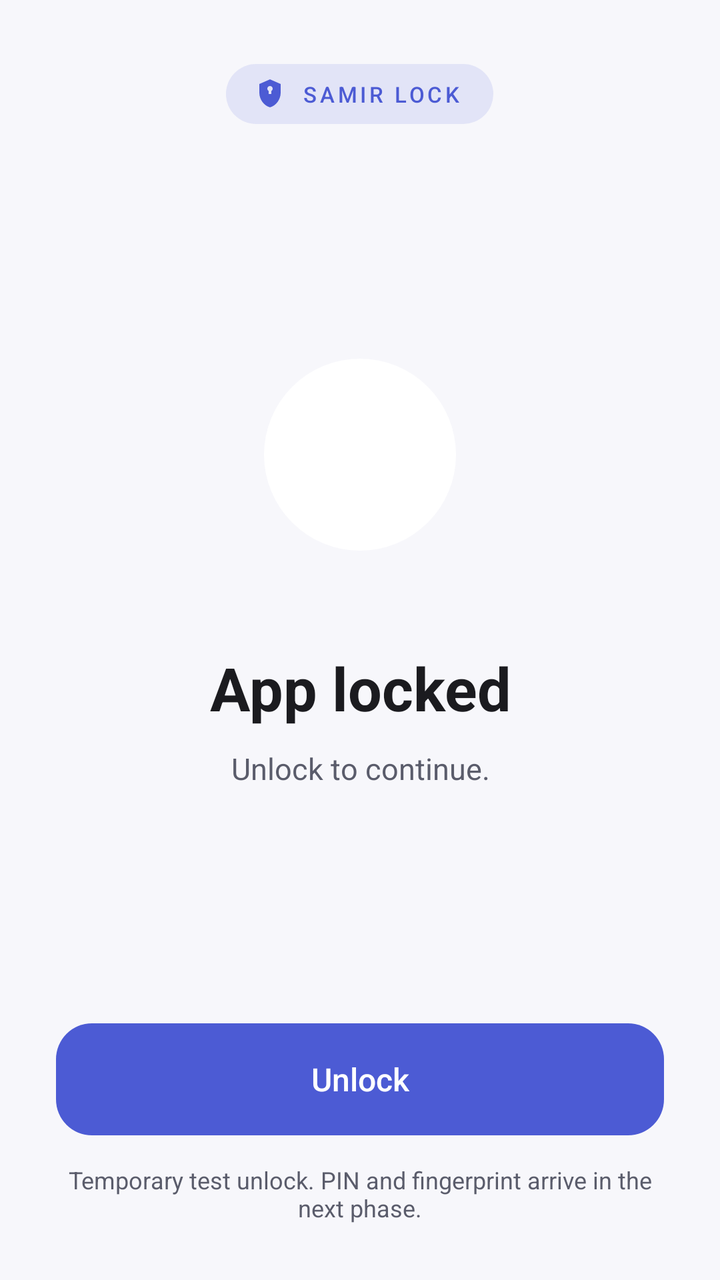
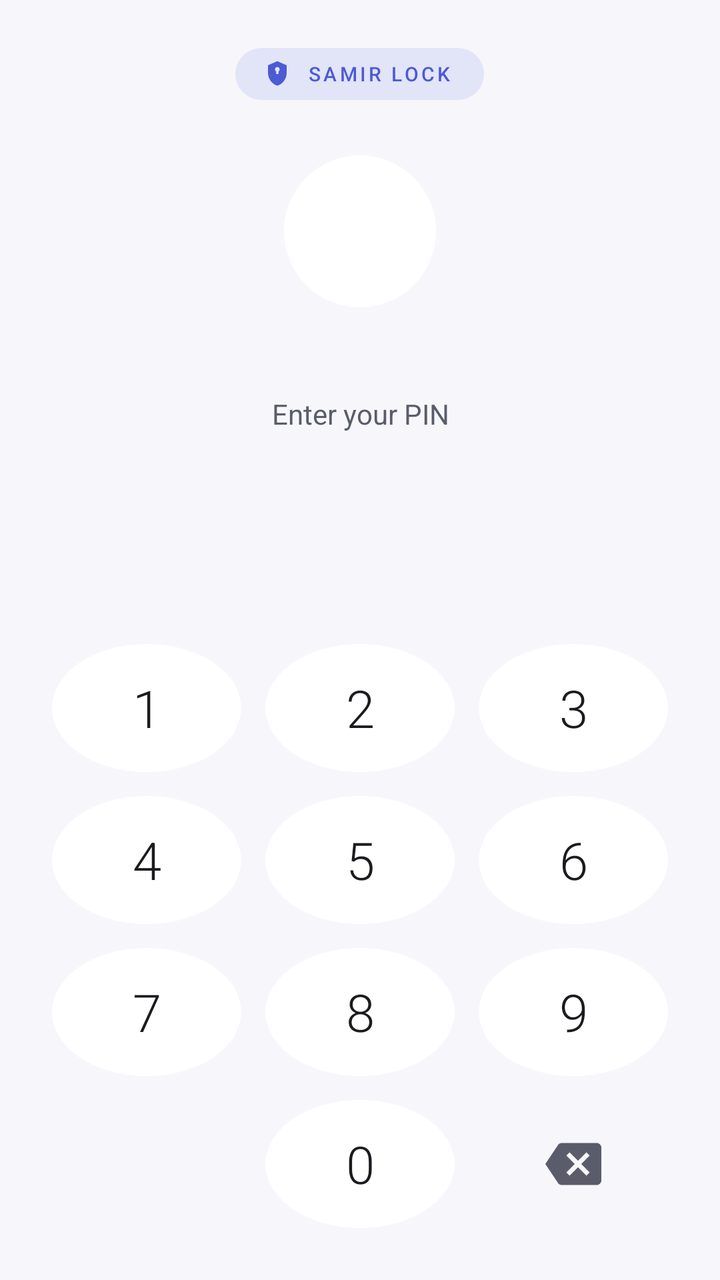

An Android layout rendered at two revisions. The XML below is the earlier revision; the diff shows what the commit changed to produce the second picture.
<!-- AndroidManifest.xml: activity theme LockTheme -->
<!-- res/layout/activity_lock.xml -->
<?xml version="1.0" encoding="utf-8"?>
<LinearLayout xmlns:android="http://schemas.android.com/apk/res/android"
    android:layout_width="match_parent"
    android:layout_height="match_parent"
    android:background="@color/lock_background"
    android:orientation="vertical"
    android:paddingStart="28dp"
    android:paddingTop="32dp"
    android:paddingEnd="28dp"
    android:paddingBottom="28dp">

    
    <LinearLayout
        android:layout_width="wrap_content"
        android:layout_height="wrap_content"
        android:layout_gravity="center_horizontal"
        android:background="@drawable/lock_badge_background"
        android:gravity="center_vertical"
        android:orientation="horizontal"
        android:paddingStart="14dp"
        android:paddingTop="7dp"
        android:paddingEnd="16dp"
        android:paddingBottom="7dp">

        <ImageView
            android:layout_width="16dp"
            android:layout_height="16dp"
            android:contentDescription="@null"
            android:src="@drawable/ic_guard_shield"
            android:tint="@color/lock_accent" />

        <TextView
            android:layout_width="wrap_content"
            android:layout_height="wrap_content"
            android:layout_marginStart="8dp"
            android:fontFamily="sans-serif-medium"
            android:letterSpacing="0.14"
            android:text="@string/brand_name"
            android:textColor="@color/lock_accent"
            android:textSize="11sp" />
    </LinearLayout>

    
    <LinearLayout
        android:layout_width="match_parent"
        android:layout_height="0dp"
        android:layout_weight="1"
        android:gravity="center"
        android:orientation="vertical">

        <FrameLayout
            android:layout_width="96dp"
            android:layout_height="96dp"
            android:background="@drawable/lock_icon_backdrop">

            <ImageView
                android:id="@+id/lock_app_icon"
                android:layout_width="56dp"
                android:layout_height="56dp"
                android:layout_gravity="center"
                android:contentDescription="@string/lock_app_icon_description" />
        </FrameLayout>

        <TextView
            android:id="@+id/lock_app_name"
            android:layout_width="match_parent"
            android:layout_height="wrap_content"
            android:layout_marginTop="22dp"
            android:ellipsize="end"
            android:fontFamily="sans-serif-medium"
            android:gravity="center"
            android:maxLines="1"
            android:textColor="@color/lock_text_secondary"
            android:textSize="15sp" />

        <TextView
            android:layout_width="match_parent"
            android:layout_height="wrap_content"
            android:layout_marginTop="6dp"
            android:fontFamily="sans-serif"
            android:gravity="center"
            android:text="@string/lock_headline"
            android:textColor="@color/lock_text_primary"
            android:textSize="30sp"
            android:textStyle="bold" />

        <TextView
            android:layout_width="match_parent"
            android:layout_height="wrap_content"
            android:layout_marginTop="10dp"
            android:gravity="center"
            android:text="@string/lock_subtitle"
            android:textColor="@color/lock_text_secondary"
            android:textSize="15sp" />
    </LinearLayout>

    
    <Button
        android:id="@+id/lock_unlock_button"
        android:layout_width="match_parent"
        android:layout_height="56dp"
        android:background="@drawable/lock_unlock_button"
        android:fontFamily="sans-serif-medium"
        android:stateListAnimator="@null"
        android:text="@string/lock_unlock_action"
        android:textAllCaps="false"
        android:textColor="@color/lock_on_accent"
        android:textSize="16sp" />

    <TextView
        android:layout_width="match_parent"
        android:layout_height="wrap_content"
        android:layout_marginTop="14dp"
        android:gravity="center"
        android:text="@string/lock_test_notice"
        android:textColor="@color/lock_text_secondary"
        android:textSize="12sp" />
</LinearLayout>
<!-- resources referenced by this layout -->
<resources>
  <color name="lock_accent">#FF4C5BD4</color>
  <color name="lock_background">#FFF7F7FB</color>
  <color name="lock_on_accent">#FFFFFFFF</color>
  <color name="lock_text_primary">#FF1B1B1F</color>
  <color name="lock_text_secondary">#FF5A5C6B</color>
  <!-- drawable lock_icon_backdrop (drawable) -->
  <?xml version="1.0" encoding="utf-8"?>
  <shape xmlns:android="http://schemas.android.com/apk/res/android"
      android:shape="oval">
      <solid android:color="@color/lock_surface" />
  </shape>
  <string name="brand_name">SAMIR LOCK</string>
  <string name="lock_app_icon_description">Icon of the locked app</string>
  <string name="lock_headline">App locked</string>
  <string name="lock_subtitle">Unlock to continue.</string>
  <string name="lock_test_notice">Temporary test unlock. PIN and fingerprint arrive in the next phase.</string>
  <string name="lock_unlock_action">Unlock</string>
  <color name="lock_accent_soft">#1F4C5BD4</color>
  <color name="lock_surface">#FFFFFFFF</color>
  <!-- unchanged entries left out for length: 4 -->
</resources>

<!-- the commit's change to res/layout/activity_lock.xml (unified diff, before → after) -->
@@ -4,10 +4,10 @@
     android:layout_height="match_parent"
     android:background="@color/lock_background"
     android:orientation="vertical"
-    android:paddingStart="28dp"
-    android:paddingTop="32dp"
-    android:paddingEnd="28dp"
-    android:paddingBottom="28dp">
+    android:paddingStart="20dp"
+    android:paddingTop="24dp"
+    android:paddingEnd="20dp"
+    android:paddingBottom="20dp">
 
     
     <LinearLayout
@@ -18,13 +18,13 @@
         android:gravity="center_vertical"
         android:orientation="horizontal"
         android:paddingStart="14dp"
-        android:paddingTop="7dp"
+        android:paddingTop="6dp"
         android:paddingEnd="16dp"
-        android:paddingBottom="7dp">
+        android:paddingBottom="6dp">
 
         <ImageView
-            android:layout_width="16dp"
-            android:layout_height="16dp"
+            android:layout_width="14dp"
+            android:layout_height="14dp"
             android:contentDescription="@null"
             android:src="@drawable/ic_guard_shield"
             android:tint="@color/lock_accent" />
@@ -37,7 +37,7 @@
             android:letterSpacing="0.14"
             android:text="@string/brand_name"
             android:textColor="@color/lock_accent"
-            android:textSize="11sp" />
+            android:textSize="10sp" />
     </LinearLayout>
 
     
@@ -49,14 +49,14 @@
         android:orientation="vertical">
 
         <FrameLayout
-            android:layout_width="96dp"
-            android:layout_height="96dp"
+            android:layout_width="76dp"
+            android:layout_height="76dp"
             android:background="@drawable/lock_icon_backdrop">
 
             <ImageView
                 android:id="@+id/lock_app_icon"
-                android:layout_width="56dp"
-                android:layout_height="56dp"
+                android:layout_width="44dp"
+                android:layout_height="44dp"
                 android:layout_gravity="center"
                 android:contentDescription="@string/lock_app_icon_description" />
         </FrameLayout>
@@ -65,54 +65,173 @@
             android:id="@+id/lock_app_name"
             android:layout_width="match_parent"
             android:layout_height="wrap_content"
-            android:layout_marginTop="22dp"
+            android:layout_marginTop="14dp"
             android:ellipsize="end"
             android:fontFamily="sans-serif-medium"
             android:gravity="center"
             android:maxLines="1"
+            android:textColor="@color/lock_text_primary"
+            android:textSize="19sp" />
+
+        <TextView
+            android:id="@+id/lock_headline"
+            android:layout_width="match_parent"
+            android:layout_height="wrap_content"
+            android:layout_marginTop="4dp"
+            android:gravity="center"
+            android:text="@string/lock_enter_pin"
             android:textColor="@color/lock_text_secondary"
+            android:textSize="14sp" />
+
+        
+        <LinearLayout
+            android:id="@+id/lock_pin_dots"
+            android:layout_width="wrap_content"
+            android:layout_height="wrap_content"
+            android:layout_marginTop="22dp"
+            android:gravity="center"
+            android:minHeight="16dp"
+            android:orientation="horizontal" />
+
+        <TextView
+            android:id="@+id/lock_error"
+            android:layout_width="match_parent"
+            android:layout_height="wrap_content"
+            android:layout_marginTop="14dp"
+            android:gravity="center"
+            android:minHeight="20dp"
+            android:textColor="@color/lock_error"
+            android:textSize="13sp" />
+    </LinearLayout>
+
+    
+    <LinearLayout
+        android:id="@+id/lock_keypad"
+        android:layout_width="match_parent"
+        android:layout_height="wrap_content"
+        android:orientation="vertical">
+
+        <include layout="@layout/view_pin_keypad" />
+    </LinearLayout>
+
+    
+    <LinearLayout
+        android:id="@+id/lock_no_pin"
+        android:layout_width="match_parent"
+        android:layout_height="wrap_content"
+        android:orientation="vertical"
+        android:visibility="gone">
+
+        <TextView
+            android:layout_width="match_parent"
+            android:layout_height="wrap_content"
+            android:gravity="center"
+            android:text="@string/lock_no_pin_message"
+            android:textColor="@color/lock_text_secondary"
+            android:textSize="14sp" />
+
+        <Button
+            android:id="@+id/lock_open_app"
+            android:layout_width="match_parent"
+            android:layout_height="52dp"
+            android:layout_marginTop="16dp"
+            android:background="@drawable/lock_unlock_button"
+            android:fontFamily="sans-serif-medium"
+            android:stateListAnimator="@null"
+            android:text="@string/lock_open_samir_lock"
+            android:textAllCaps="false"
+            android:textColor="@color/lock_on_accent"
             android:textSize="15sp" />
-
-        <TextView
-            android:layout_width="match_parent"
-            android:layout_height="wrap_content"
-            android:layout_marginTop="6dp"
-            android:fontFamily="sans-serif"
-            android:gravity="center"
-            android:text="@string/lock_headline"
-            android:textColor="@color/lock_text_primary"
-            android:textSize="30sp"
-            android:textStyle="bold" />
-
-        <TextView
-            android:layout_width="match_parent"
-            android:layout_height="wrap_content"
-            android:layout_marginTop="10dp"
-            android:gravity="center"
-            android:text="@string/lock_subtitle"
-            android:textColor="@color/lock_text_secondary"
-            android:textSize="15sp" />
-    </LinearLayout>
-
-    
-    <Button
-        android:id="@+id/lock_unlock_button"
-        android:layout_width="match_parent"
-        android:layout_height="56dp"
-        android:background="@drawable/lock_unlock_button"
-        android:fontFamily="sans-serif-medium"
-        android:stateListAnimator="@null"
-        android:text="@string/lock_unlock_action"
-        android:textAllCaps="false"
-        android:textColor="@color/lock_on_accent"
-        android:textSize="16sp" />
-
-    <TextView
-        android:layout_width="match_parent"
-        android:layout_height="wrap_content"
-        android:layout_marginTop="14dp"
-        android:gravity="center"
-        android:text="@string/lock_test_notice"
-        android:textColor="@color/lock_text_secondary"
-        android:textSize="12sp" />
+    </LinearLayout>
 </LinearLayout>
+<!-- res/layout/view_pin_keypad.xml (included above) -->
+<?xml version="1.0" encoding="utf-8"?>
+<merge xmlns:android="http://schemas.android.com/apk/res/android">
+
+    <LinearLayout
+        android:layout_width="match_parent"
+        android:layout_height="wrap_content"
+        android:orientation="horizontal">
+
+        <TextView
+            android:id="@+id/key_1"
+            style="@style/PinKey"
+            android:text="1" />
+
+        <TextView
+            android:id="@+id/key_2"
+            style="@style/PinKey"
+            android:text="2" />
+
+        <TextView
+            android:id="@+id/key_3"
+            style="@style/PinKey"
+            android:text="3" />
+    </LinearLayout>
+
+    <LinearLayout
+        android:layout_width="match_parent"
+        android:layout_height="wrap_content"
+        android:orientation="horizontal">
+
+        <TextView
+            android:id="@+id/key_4"
+            style="@style/PinKey"
+            android:text="4" />
+
+        <TextView
+            android:id="@+id/key_5"
+            style="@style/PinKey"
+            android:text="5" />
+
+        <TextView
+            android:id="@+id/key_6"
+            style="@style/PinKey"
+            android:text="6" />
+    </LinearLayout>
+
+    <LinearLayout
+        android:layout_width="match_parent"
+        android:layout_height="wrap_content"
+        android:orientation="horizontal">
+
+        <TextView
+            android:id="@+id/key_7"
+            style="@style/PinKey"
+            android:text="7" />
+
+        <TextView
+            android:id="@+id/key_8"
+            style="@style/PinKey"
+            android:text="8" />
+
+        <TextView
+            android:id="@+id/key_9"
+            style="@style/PinKey"
+            android:text="9" />
+    </LinearLayout>
+
+    <LinearLayout
+        android:layout_width="match_parent"
+        android:layout_height="wrap_content"
+        android:orientation="horizontal">
+
+        <ImageView
+            android:id="@+id/key_biometric"
+            style="@style/PinKeyAction"
+            android:contentDescription="@string/lock_use_biometric"
+            android:src="@drawable/ic_pin_fingerprint"
+            android:visibility="invisible" />
+
+        <TextView
+            android:id="@+id/key_0"
+            style="@style/PinKey"
+            android:text="0" />
+
+        <ImageView
+            android:id="@+id/key_delete"
+            style="@style/PinKeyAction"
+            android:contentDescription="@string/lock_delete_digit"
+            android:src="@drawable/ic_pin_backspace" />
+    </LinearLayout>
+</merge>
<!-- resource entries referenced after the edit -->
@@ -2,9 +2,19 @@
 <resources>
   <color name="lock_accent">#FF4C5BD4</color>
   <color name="lock_background">#FFF7F7FB</color>
+  <color name="lock_error">#FFBA1A1A</color>
   <color name="lock_on_accent">#FFFFFFFF</color>
   <color name="lock_text_primary">#FF1B1B1F</color>
   <color name="lock_text_secondary">#FF5A5C6B</color>
+  <!-- drawable ic_pin_backspace (drawable) -->
+  <?xml version="1.0" encoding="utf-8"?>
+  <vector xmlns:android="http://schemas.android.com/apk/res/android"
+      android:width="26dp" android:height="26dp"
+      android:viewportWidth="24" android:viewportHeight="24">
+      <path android:fillColor="#FFFFFFFF"
+          android:pathData="M22,3H7C6.31,3 5.77,3.35 5.41,3.88L0,12l5.41,8.11c0.36,0.53 0.9,0.89 1.59,0.89h15c1.1,0 2,-0.9 2,-2V5c0,-1.1 -0.9,-2 -2,-2zM19,15.59L17.59,17 14,13.41 10.41,17 9,15.59 12.59,12 9,8.41 10.41,7 14,10.59 17.59,7 19,8.41 15.41,12 19,15.59z" />
+  </vector>
+  <!-- drawable ic_pin_fingerprint: vector/xml drawable (drawable, 2362 chars, omitted) -->
   <!-- drawable lock_icon_backdrop (drawable) -->
   <?xml version="1.0" encoding="utf-8"?>
   <shape xmlns:android="http://schemas.android.com/apk/res/android"
@@ -13,12 +23,58 @@
   </shape>
   <string name="brand_name">SAMIR LOCK</string>
   <string name="lock_app_icon_description">Icon of the locked app</string>
-  <string name="lock_headline">App locked</string>
-  <string name="lock_subtitle">Unlock to continue.</string>
-  <string name="lock_test_notice">Temporary test unlock. PIN and fingerprint arrive in the next phase.</string>
-  <string name="lock_unlock_action">Unlock</string>
+  <string name="lock_delete_digit">Delete last digit</string>
+  <string name="lock_enter_pin">Enter your PIN</string>
+  <string name="lock_no_pin_message">Open Samir Lock and create a PIN to protect this app.</string>
+  <string name="lock_open_samir_lock">Open Samir Lock</string>
+  <string name="lock_use_biometric">Unlock with fingerprint</string>
+  <style name="PinKey">
+          <item name="android:layout_width">0dp</item>
+          <item name="android:layout_height">64dp</item>
+          <item name="android:layout_weight">1</item>
+          <item name="android:layout_margin">6dp</item>
+          <item name="android:background">@drawable/pin_key_background</item>
+          <item name="android:gravity">center</item>
+          <item name="android:fontFamily">sans-serif-light</item>
+          <item name="android:textColor">@color/lock_text_primary</item>
+          <item name="android:textSize">26sp</item>
+          <item name="android:clickable">true</item>
+          <item name="android:focusable">true</item>
+      </style>
+  <style name="PinKeyAction">
+          <item name="android:layout_width">0dp</item>
+          <item name="android:layout_height">64dp</item>
+          <item name="android:layout_weight">1</item>
+          <item name="android:layout_margin">6dp</item>
+          <item name="android:background">@drawable/pin_key_plain_background</item>
+          <item name="android:padding">18dp</item>
+          <item name="android:scaleType">fitCenter</item>
+          <item name="android:tint">@color/lock_text_secondary</item>
+          <item name="android:clickable">true</item>
+          <item name="android:focusable">true</item>
+      </style>
   <color name="lock_accent_soft">#1F4C5BD4</color>
   <color name="lock_surface">#FFFFFFFF</color>
+  <!-- drawable pin_key_background (drawable) -->
+  <?xml version="1.0" encoding="utf-8"?>
+  <ripple xmlns:android="http://schemas.android.com/apk/res/android"
+      android:color="@color/lock_accent_soft">
+      <item>
+          <shape android:shape="oval">
+              <solid android:color="@color/lock_surface" />
+          </shape>
+      </item>
+  </ripple>
+  <!-- drawable pin_key_plain_background (drawable) -->
+  <?xml version="1.0" encoding="utf-8"?>
+  <ripple xmlns:android="http://schemas.android.com/apk/res/android"
+      android:color="@color/lock_accent_soft">
+      <item>
+          <shape android:shape="oval">
+              <solid android:color="@android:color/transparent" />
+          </shape>
+      </item>
+  </ripple>
   <!-- unchanged entries left out for length: 4 -->
 </resources>
 
